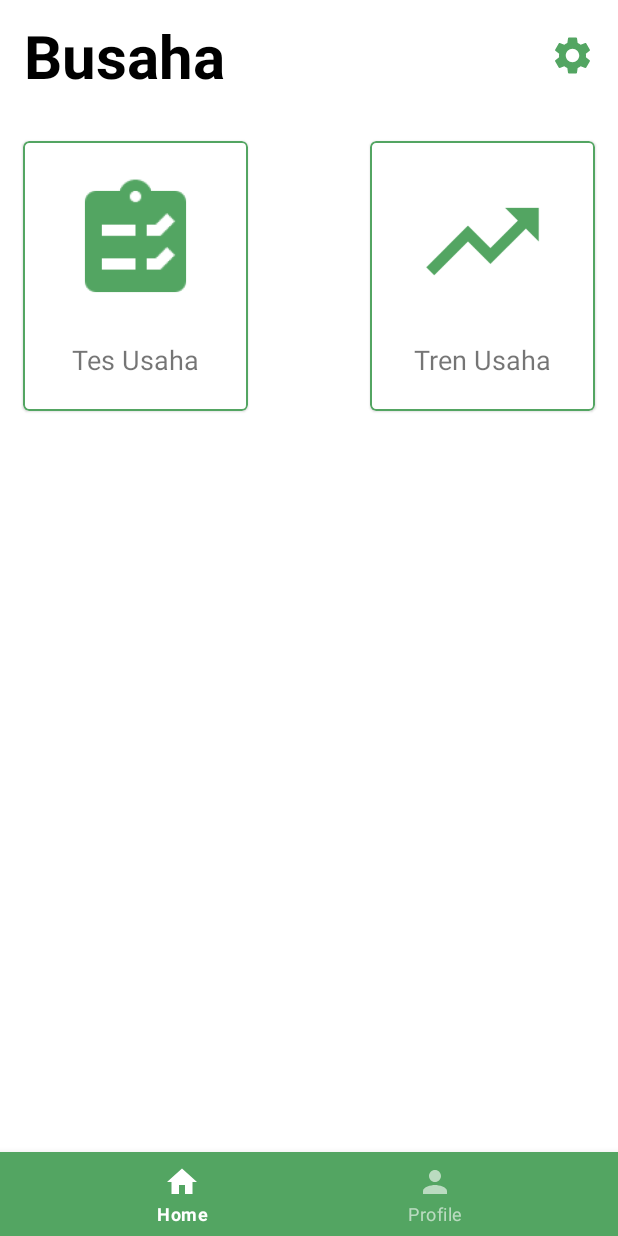
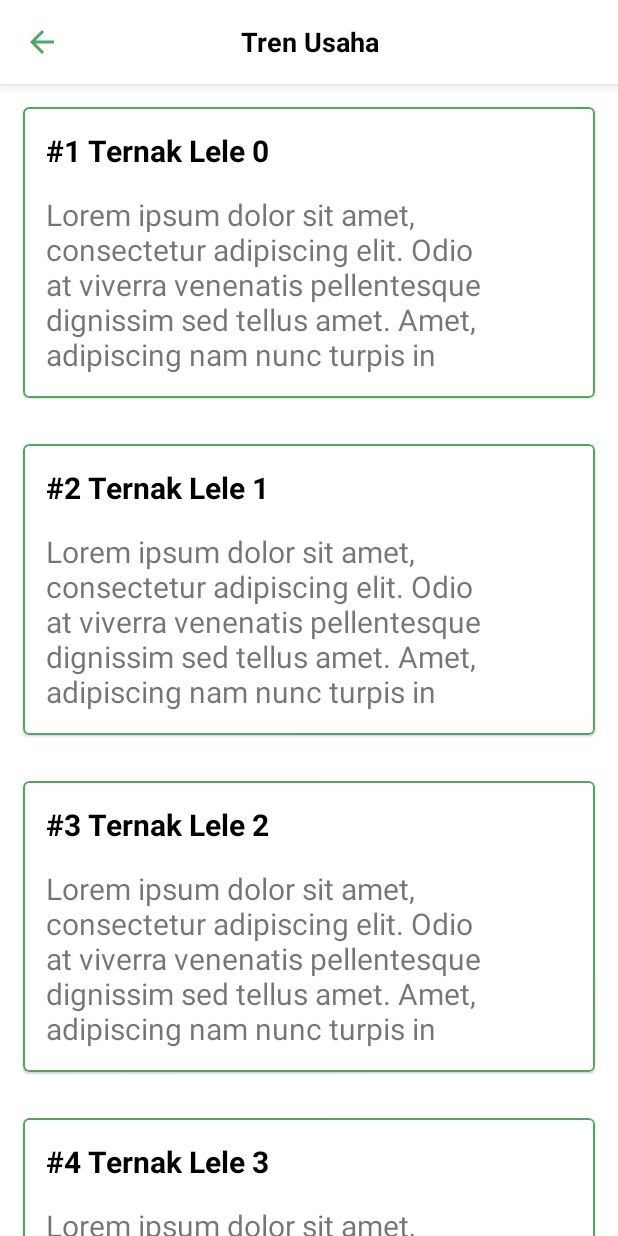
Before and after one commit to bakharaalief/Busaha-App, an Android app: the HomeFragment screen opened directly, with no data from a screen before it, after a tap on "Tren Usaha", on a phone screen of 412 x 824 dp. Run offline under Robolectric (Android 15) with nearby library versions, the phone set to English and light mode, and no system bars; our stand-ins replace navigation-ui; Roboto replaces fonts that are not available here.

Commit message:
add trend in entity, create business trend, and dummy Data

```diff
--- a/app/src/main/AndroidManifest.xml
+++ b/app/src/main/AndroidManifest.xml
@@ -13,6 +13,9 @@
         android:supportsRtl="true"
         android:theme="@style/Theme.Busahaapp"
         tools:targetApi="31">
+        <activity
+            android:name=".presentation.business_trend.BusinessTrendActivity"
+            android:exported="false" />
         <activity
             android:name=".presentation.register.RegisterActivity"
             android:exported="false" />
--- /dev/null
+++ b/app/src/main/java/com/busaha/busahaapp/domain/entity/Trend.kt
@@ -0,0 +1,7 @@
+package com.busaha.busahaapp.domain.entity
+
+data class Trend(
+    val id: Int,
+    val title: String,
+    val desc: String
+)
--- /dev/null
+++ b/app/src/main/java/com/busaha/busahaapp/presentation/business_trend/BusinessTrendActivity.kt
@@ -0,0 +1,55 @@
+package com.busaha.busahaapp.presentation.business_trend
+
+import android.os.Bundle
+import android.view.MenuItem
+import androidx.appcompat.app.AppCompatActivity
+import androidx.lifecycle.ViewModelProvider
+import androidx.recyclerview.widget.LinearLayoutManager
+import com.busaha.busahaapp.databinding.ActivityBusinessTrendBinding
+
+class BusinessTrendActivity : AppCompatActivity() {
+
+    private lateinit var binding: ActivityBusinessTrendBinding
+    private lateinit var viewModel: BusinessTrendViewModel
+
+    override fun onCreate(savedInstanceState: Bundle?) {
+        super.onCreate(savedInstanceState)
+
+        binding = ActivityBusinessTrendBinding.inflate(layoutInflater)
+        setContentView(binding.root)
+
+        setActionBar()
+        setViewHolder()
+        setRv()
+    }
+
+    private fun setActionBar() {
+        setSupportActionBar(binding.toolbar)
+        supportActionBar?.setDisplayShowTitleEnabled(false)
+    }
+
+    override fun onOptionsItemSelected(item: MenuItem): Boolean {
+        return when (item.itemId) {
+            android.R.id.home -> {
+                onBackPressed()
+                true
+            }
+            else -> true
+        }
+    }
+
+    private fun setViewHolder() {
+        viewModel = ViewModelProvider(this)[BusinessTrendViewModel::class.java]
+    }
+
+    private fun setRv() {
+        val adapter = TrendListAdapter()
+
+        binding.trendRv.layoutManager = LinearLayoutManager(this)
+        binding.trendRv.adapter = adapter
+
+        viewModel.listTrend.observe(this) {
+            adapter.submitList(it)
+        }
+    }
+}
--- /dev/null
+++ b/app/src/main/java/com/busaha/busahaapp/presentation/business_trend/BusinessTrendViewModel.kt
@@ -0,0 +1,17 @@
+package com.busaha.busahaapp.presentation.business_trend
+
+import androidx.lifecycle.LiveData
+import androidx.lifecycle.MutableLiveData
+import androidx.lifecycle.ViewModel
+import com.busaha.busahaapp.domain.entity.Trend
+import com.busaha.busahaapp.util.DataDummy
+
+class BusinessTrendViewModel : ViewModel() {
+
+    private val _listTrend = MutableLiveData<List<Trend>>()
+    val listTrend: LiveData<List<Trend>> = _listTrend
+
+    init {
+        _listTrend.value = DataDummy.TrendDummy()
+    }
+}
--- /dev/null
+++ b/app/src/main/java/com/busaha/busahaapp/presentation/business_trend/TrendListAdapter.kt
@@ -0,0 +1,45 @@
+package com.busaha.busahaapp.presentation.business_trend
+
+import android.view.LayoutInflater
+import android.view.ViewGroup
+import androidx.recyclerview.widget.DiffUtil
+import androidx.recyclerview.widget.ListAdapter
+import androidx.recyclerview.widget.RecyclerView
+import com.busaha.busahaapp.databinding.ItemTrendBinding
+import com.busaha.busahaapp.domain.entity.Trend
+
+class TrendListAdapter : ListAdapter<Trend, TrendListAdapter.MyViewHolder>(DIFF_CALLBACK) {
+
+    class MyViewHolder(private val binding: ItemTrendBinding) :
+        RecyclerView.ViewHolder(binding.root) {
+
+        fun bind(position: Int, trend: Trend) {
+            val number = position + 1
+            binding.trendTitle.text = "#".plus("$number ").plus(trend.title)
+            binding.trendDesc.text = trend.desc
+        }
+    }
+
+    override fun onCreateViewHolder(parent: ViewGroup, viewType: Int): MyViewHolder {
+        val inflater = LayoutInflater.from(parent.context)
+        val binding = ItemTrendBinding.inflate(inflater, parent, false)
+        return MyViewHolder(binding)
+    }
+
+    override fun onBindViewHolder(holder: MyViewHolder, position: Int) {
+        val data = getItem(position)
+        holder.bind(position, data)
+    }
+
+    companion object {
+        private val DIFF_CALLBACK = object : DiffUtil.ItemCallback<Trend>() {
+            override fun areItemsTheSame(oldItem: Trend, newItem: Trend): Boolean {
+                return oldItem.id == newItem.id
+            }
+
+            override fun areContentsTheSame(oldItem: Trend, newItem: Trend): Boolean {
+                return oldItem == newItem
+            }
+        }
+    }
+}
--- a/app/src/main/java/com/busaha/busahaapp/presentation/main/HomeFragment.kt
+++ b/app/src/main/java/com/busaha/busahaapp/presentation/main/HomeFragment.kt
@@ -10,6 +10,7 @@ import androidx.fragment.app.Fragment
 import com.busaha.busahaapp.R
 import com.busaha.busahaapp.databinding.FragmentHomeBinding
 import com.busaha.busahaapp.presentation.business_test.BusinessTestActivity
+import com.busaha.busahaapp.presentation.business_trend.BusinessTrendActivity
 
 class HomeFragment : Fragment(), View.OnClickListener {
 
@@ -30,13 +31,14 @@ class HomeFragment : Fragment(), View.OnClickListener {
         binding.testBtn.setOnClickListener(this)
         binding.trendBtn.setOnClickListener(this)
         binding.settingBtn.setOnClickListener(this)
+
     }
 
     override fun onClick(view: View) {
         when (view.id) {
             R.id.setting_btn -> Toast.makeText(context, "Setting btn", Toast.LENGTH_SHORT).show()
             R.id.test_btn -> toBusinessTest()
-            R.id.trend_btn -> Toast.makeText(context, "Trend Button", Toast.LENGTH_SHORT).show()
+            R.id.trend_btn -> toBusinessTrend()
         }
     }
 
@@ -44,4 +46,9 @@ class HomeFragment : Fragment(), View.OnClickListener {
         val intent = Intent(context, BusinessTestActivity::class.java)
         startActivity(intent)
     }
+
+    private fun toBusinessTrend() {
+        val intent = Intent(context, BusinessTrendActivity::class.java)
+        startActivity(intent)
+    }
 }
--- /dev/null
+++ b/app/src/main/java/com/busaha/busahaapp/util/DataDummy.kt
@@ -0,0 +1,21 @@
+package com.busaha.busahaapp.util
+
+import com.busaha.busahaapp.domain.entity.Trend
+
+object DataDummy {
+    fun TrendDummy(): List<Trend> {
+        val result = ArrayList<Trend>()
+
+        for (i in 0..10) {
+            result.add(
+                Trend(
+                    id = 0,
+                    title = "Ternak Lele $i",
+                    desc = "Lorem ipsum dolor sit amet, consectetur adipiscing elit. Odio at viverra venenatis pellentesque dignissim sed tellus amet. Amet, adipiscing nam nunc turpis in"
+                )
+            )
+        }
+
+        return result
+    }
+}
--- /dev/null
+++ b/app/src/main/res/layout/activity_business_trend.xml
@@ -0,0 +1,38 @@
+<?xml version="1.0" encoding="utf-8"?>
+<androidx.constraintlayout.widget.ConstraintLayout xmlns:android="http://schemas.android.com/apk/res/android"
+    xmlns:app="http://schemas.android.com/apk/res-auto"
+    xmlns:tools="http://schemas.android.com/tools"
+    android:layout_width="match_parent"
+    android:layout_height="match_parent"
+    tools:context=".presentation.business_trend.BusinessTrendActivity">
+
+    <com.google.android.material.appbar.MaterialToolbar
+        android:id="@+id/toolbar"
+        android:layout_width="match_parent"
+        android:layout_height="?actionBarSize"
+        app:layout_constraintEnd_toEndOf="parent"
+        app:layout_constraintStart_toStartOf="parent"
+        app:layout_constraintTop_toTopOf="parent"
+        android:background="@color/white"
+        app:navigationIcon="@drawable/ic_baseline_arrow_back_24"
+        android:elevation="5dp">
+
+        <TextView
+            style="@style/ActionBarTextTheme"
+            android:layout_width="wrap_content"
+            android:layout_height="wrap_content"
+            android:layout_gravity="center"
+            android:text="@string/business_trend" />
+
+    </com.google.android.material.appbar.MaterialToolbar>
+
+    <androidx.recyclerview.widget.RecyclerView
+        android:id="@+id/trend_rv"
+        android:layout_width="0dp"
+        android:layout_height="0dp"
+        app:layout_constraintBottom_toBottomOf="parent"
+        app:layout_constraintEnd_toEndOf="parent"
+        app:layout_constraintStart_toStartOf="parent"
+        app:layout_constraintTop_toBottomOf="@+id/toolbar" />
+
+</androidx.constraintlayout.widget.ConstraintLayout>
--- /dev/null
+++ b/app/src/main/res/layout/item_trend.xml
@@ -0,0 +1,50 @@
+<?xml version="1.0" encoding="utf-8"?>
+<androidx.constraintlayout.widget.ConstraintLayout xmlns:android="http://schemas.android.com/apk/res/android"
+    xmlns:app="http://schemas.android.com/apk/res-auto"
+    android:layout_width="match_parent"
+    android:layout_height="wrap_content">
+
+    <com.google.android.material.card.MaterialCardView
+        android:layout_width="match_parent"
+        android:layout_height="wrap_content"
+        android:layout_margin="15dp"
+        app:layout_constraintBottom_toBottomOf="parent"
+        app:layout_constraintEnd_toEndOf="parent"
+        app:layout_constraintStart_toStartOf="parent"
+        app:layout_constraintTop_toTopOf="parent"
+        app:strokeColor="@color/green_primary"
+        app:strokeWidth="1dp">
+
+        <androidx.constraintlayout.widget.ConstraintLayout
+            android:layout_width="match_parent"
+            android:layout_height="match_parent">
+
+            <TextView
+                android:id="@+id/trend_title"
+                style="@style/TitleTrendItemTheme"
+                android:layout_width="0dp"
+                android:layout_height="match_parent"
+                android:layout_margin="15dp"
+                android:text="#1 Ternak Lele"
+                app:layout_constraintBottom_toTopOf="@+id/trend_desc"
+                app:layout_constraintEnd_toEndOf="parent"
+                app:layout_constraintStart_toStartOf="parent"
+                app:layout_constraintTop_toTopOf="parent" />
+
+            <TextView
+                android:id="@+id/trend_desc"
+                style="@style/DescTrendItemTheme"
+                android:layout_width="0dp"
+                android:layout_height="wrap_content"
+                android:layout_marginBottom="15dp"
+                android:text="Lorem ipsum dolor sit amet, consectetur adipiscing elit. Odio at viverra venenatis pellentesque dignissim sed tellus amet. Amet, adipiscing nam nunc turpis in."
+                app:layout_constraintBottom_toBottomOf="parent"
+                app:layout_constraintEnd_toEndOf="@+id/trend_title"
+                app:layout_constraintStart_toStartOf="@+id/trend_title"
+                app:layout_constraintTop_toBottomOf="@+id/trend_title" />
+
+        </androidx.constraintlayout.widget.ConstraintLayout>
+
+    </com.google.android.material.card.MaterialCardView>
+
+</androidx.constraintlayout.widget.ConstraintLayout>
--- a/app/src/main/res/values/themes.xml
+++ b/app/src/main/res/values/themes.xml
@@ -99,4 +99,12 @@
         <item name="android:textSize">20sp</item>
     </style>
 
+    <style name="TitleTrendItemTheme" parent="ResultTextItemTheme">
+        <item name="android:textSize">20sp</item>
+    </style>
+
+    <style name="DescTrendItemTheme" parent="LightBaseTheme">
+        <item name="android:textSize">20sp</item>
+    </style>
+
 </resources>
```
